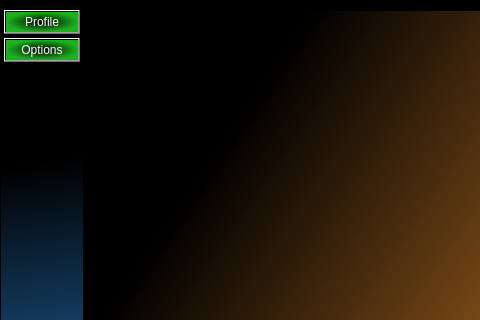
Old version of the form messenger1/app.ui in the repository Lucimad007/Messenger_sprites_6; both pictures show x 0 to 480 and y 0 to 320 of the 1000 by 600 pixel window.
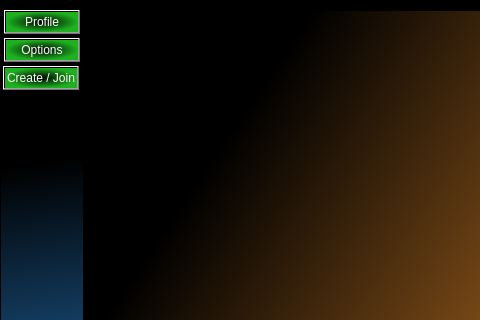
New version of the form.

Commit message: createjoin.ui and its slots

What changed in the file:
```diff
--- a/messenger1/app.ui
+++ b/messenger1/app.ui
@@ -108,6 +108,23 @@
       <string>Options</string>
      </property>
     </widget>
+    <widget class="QPushButton" name="createJoinButton">
+     <property name="geometry">
+      <rect>
+       <x>3</x>
+       <y>56</y>
+       <width>76</width>
+       <height>24</height>
+      </rect>
+     </property>
+     <property name="styleSheet">
+      <string notr="true">background-color: qradialgradient(spread:pad, cx:0.5, cy:0.5, radius:0.5, fx:0.5, fy:0.494, stop:0 rgba(0, 0, 0, 255), stop:1 rgba(29, 177, 31, 255));
+color: rgb(255, 255, 255);</string>
+     </property>
+     <property name="text">
+      <string>Create / Join</string>
+     </property>
+    </widget>
    </widget>
    <widget class="QWidget" name="chatPrototypeWidget" native="true">
     <property name="geometry">
```
The commit also changes 6 other files.
